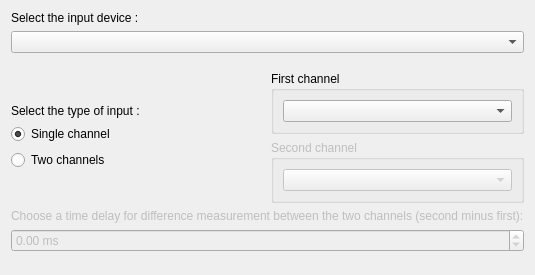
The window that ui/settings.ui (tlecomte/friture) describes before a commit, drawn with Qt 5.
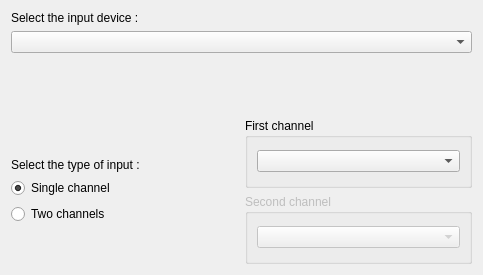
The same window after the commit. Icons and pictures are not drawn.

Commit message:
Remove delay option between channels.
Was unused, except for the spectrum widget, in dual channel mode...

```diff
--- a/ui/settings.ui
+++ b/ui/settings.ui
@@ -6,7 +6,7 @@
    <rect>
     <x>0</x>
     <y>0</y>
-    <width>470</width>
+    <width>483</width>
     <height>275</height>
    </rect>
   </property>
@@ -136,51 +136,6 @@
      </item>
     </layout>
    </item>
-   <item>
-    <widget class="QLabel" name="label_delay">
-     <property name="enabled">
-      <bool>false</bool>
-     </property>
-     <property name="text">
-      <string>Choose a time delay for difference measurement between the two channels (second minus first):</string>
-     </property>
-    </widget>
-   </item>
-   <item>
-    <widget class="QDoubleSpinBox" name="doubleSpinBox_delay">
-     <property name="enabled">
-      <bool>false</bool>
-     </property>
-     <property name="suffix">
-      <string> ms</string>
-     </property>
-     <property name="decimals">
-      <number>2</number>
-     </property>
-     <property name="minimum">
-      <double>-10000.000000000000000</double>
-     </property>
-     <property name="maximum">
-      <double>10000.000000000000000</double>
-     </property>
-     <property name="singleStep">
-      <double>100.000000000000000</double>
-     </property>
-    </widget>
-   </item>
-   <item>
-    <spacer name="verticalSpacer_2">
-     <property name="orientation">
-      <enum>Qt::Vertical</enum>
-     </property>
-     <property name="sizeHint" stdset="0">
-      <size>
-       <width>20</width>
-       <height>40</height>
-      </size>
-     </property>
-    </spacer>
-   </item>
   </layout>
  </widget>
  <resources>
```
The commit also changes 4 other files.
